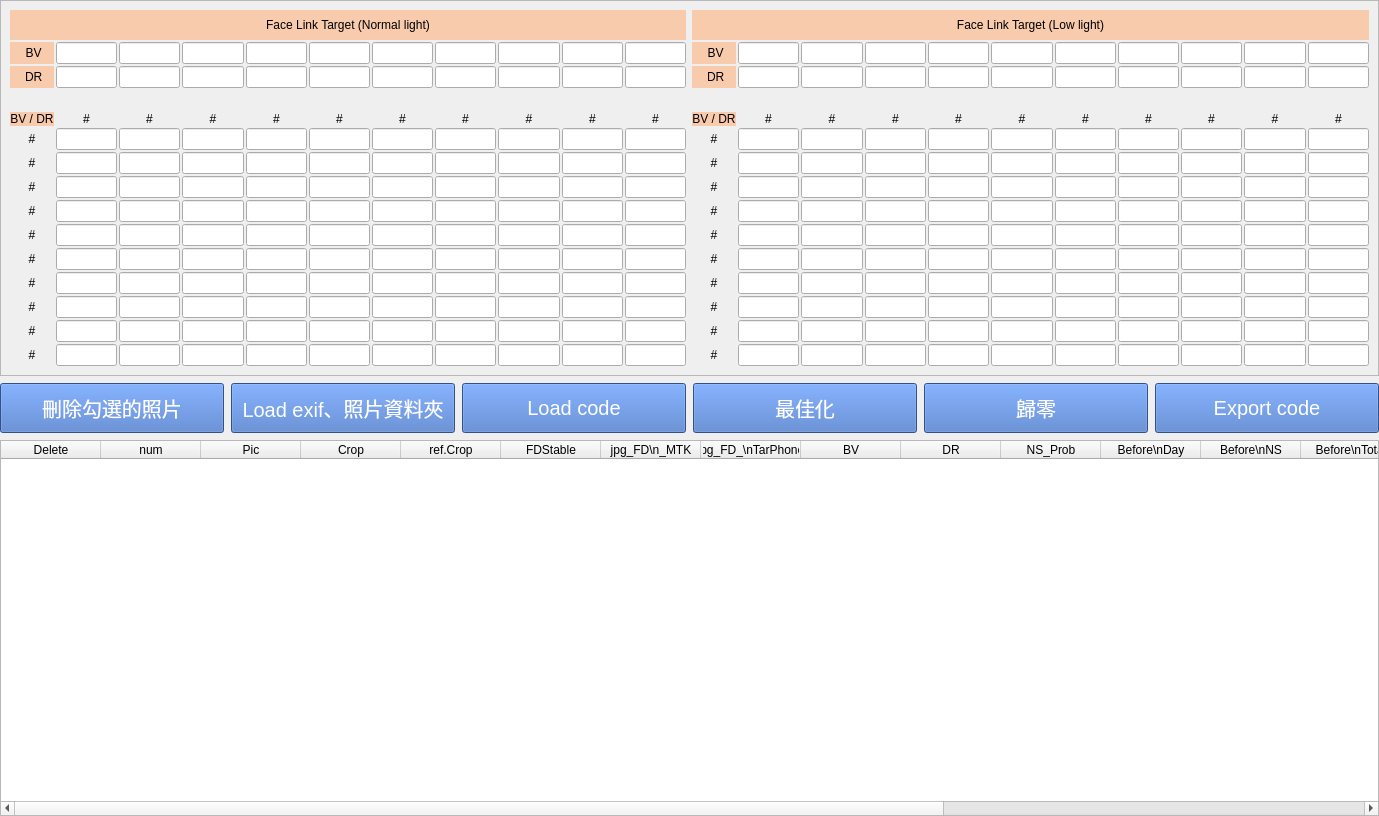
YuTing-Fang1999/FIH-tool, file MTK/AE/mtkFaceAEanalysis/UI.ui: the form before one commit.
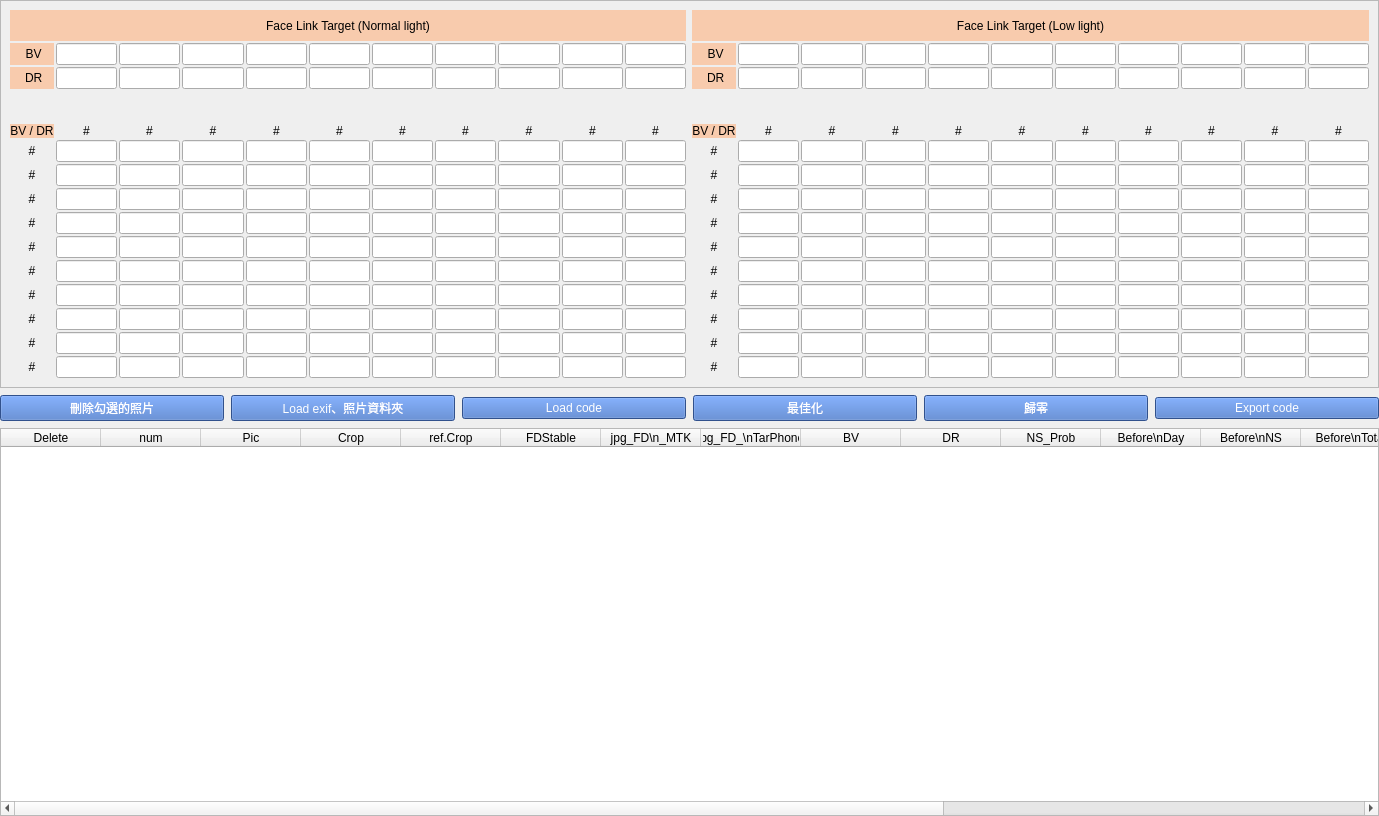
The form after the commit.

Diff of the .ui file:
```diff
--- a/MTK/AE/mtkFaceAEanalysis/UI.ui
+++ b/MTK/AE/mtkFaceAEanalysis/UI.ui
@@ -42,8 +42,8 @@
        <rect>
         <x>0</x>
         <y>0</y>
-        <width>1356</width>
-        <height>381</height>
+        <width>1377</width>
+        <height>390</height>
        </rect>
       </property>
       <layout class="QVBoxLayout" name="verticalLayout_2">
@@ -1383,18 +1383,11 @@
     <layout class="QHBoxLayout" name="horizontalLayout_2">
      <item>
       <widget class="QPushButton" name="del_btn">
-       <property name="minimumSize">
-        <size>
-         <width>220</width>
-         <height>50</height>
-        </size>
-       </property>
        <property name="cursor">
         <cursorShape>OpenHandCursor</cursorShape>
        </property>
        <property name="styleSheet">
-        <string notr="true">font:20px ;
-text-align:center;
+        <string notr="true">text-align:center;
 background:rgb(68, 114, 196); 
 color:rgb(255, 255, 255);</string>
        </property>
@@ -1405,18 +1398,11 @@
      </item>
      <item>
       <widget class="QPushButton" name="load_exif_btn">
-       <property name="minimumSize">
-        <size>
-         <width>220</width>
-         <height>50</height>
-        </size>
-       </property>
        <property name="cursor">
         <cursorShape>OpenHandCursor</cursorShape>
        </property>
        <property name="styleSheet">
-        <string notr="true">font:20px ;
-text-align:center;
+        <string notr="true">text-align:center;
 background:rgb(68, 114, 196); 
 color:rgb(255, 255, 255);</string>
        </property>
@@ -1427,18 +1413,11 @@
      </item>
      <item>
       <widget class="QPushButton" name="load_code_btn">
-       <property name="minimumSize">
-        <size>
-         <width>220</width>
-         <height>50</height>
-        </size>
-       </property>
        <property name="cursor">
         <cursorShape>OpenHandCursor</cursorShape>
        </property>
        <property name="styleSheet">
-        <string notr="true">font:20px ;
-text-align:center;
+        <string notr="true">text-align:center;
 background:rgb(68, 114, 196); 
 color:rgb(255, 255, 255);</string>
        </property>
@@ -1449,18 +1428,11 @@
      </item>
      <item>
       <widget class="QPushButton" name="optimize_btn">
-       <property name="minimumSize">
-        <size>
-         <width>220</width>
-         <height>50</height>
-        </size>
-       </property>
        <property name="cursor">
         <cursorShape>OpenHandCursor</cursorShape>
        </property>
        <property name="styleSheet">
-        <string notr="true">font:20px ;
-text-align:center;
+        <string notr="true">text-align:center;
 background:rgb(68, 114, 196); 
 color:rgb(255, 255, 255);</string>
        </property>
@@ -1471,18 +1443,11 @@
      </item>
      <item>
       <widget class="QPushButton" name="restore_btn">
-       <property name="minimumSize">
-        <size>
-         <width>220</width>
-         <height>50</height>
-        </size>
-       </property>
        <property name="cursor">
         <cursorShape>OpenHandCursor</cursorShape>
        </property>
        <property name="styleSheet">
-        <string notr="true">font:20px ;
-text-align:center;
+        <string notr="true">text-align:center;
 background:rgb(68, 114, 196); 
 color:rgb(255, 255, 255);</string>
        </property>
@@ -1493,18 +1458,11 @@
      </item>
      <item>
       <widget class="QPushButton" name="export_code_btn">
-       <property name="minimumSize">
-        <size>
-         <width>220</width>
-         <height>50</height>
-        </size>
-       </property>
        <property name="cursor">
         <cursorShape>OpenHandCursor</cursorShape>
        </property>
        <property name="styleSheet">
-        <string notr="true">font:20px ;
-text-align:center;
+        <string notr="true">text-align:center;
 background:rgb(68, 114, 196); 
 color:rgb(255, 255, 255);</string>
        </property>
```
